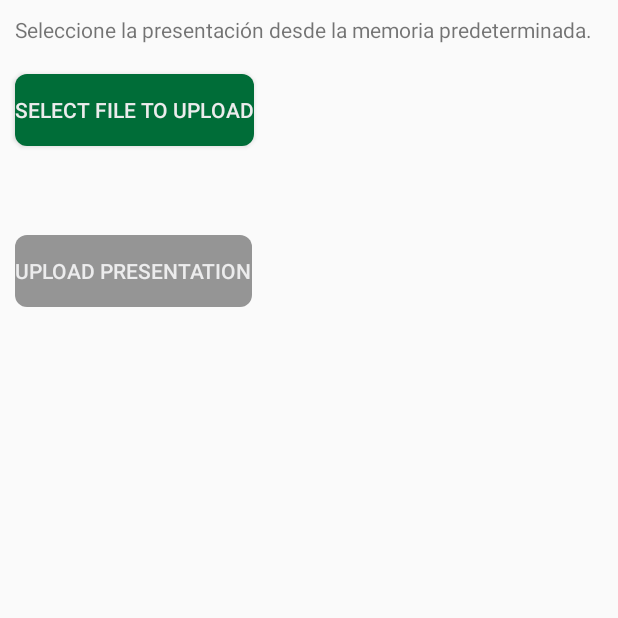
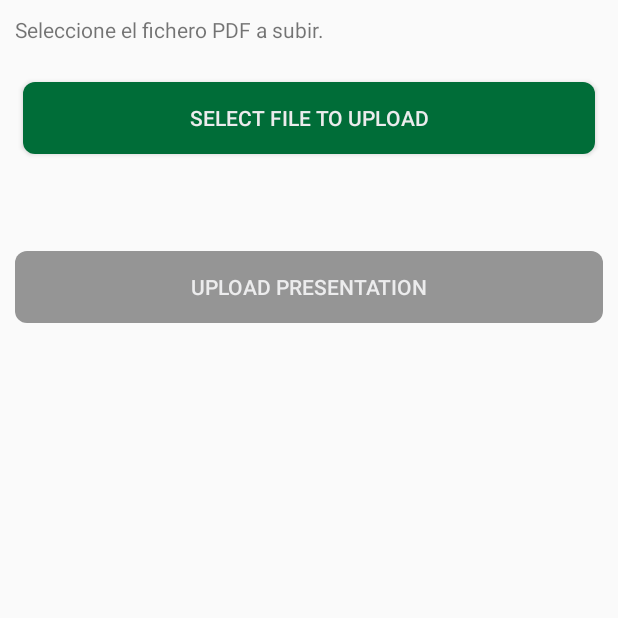
Before and after one commit to scg00046/VirtualPresentation_app, an Android app: the fragment UploadFileFragment shown on its own in the app's theme, after a tap on "SELECT FILE TO UPLOAD", on a phone screen of 412 x 824 dp, the top half of it. Run offline under Robolectric (Android 15) with nearby library versions, the phone set to English and light mode, and no system bars; libraries missing offline, so code that uses them is left out: net.gotev.uploadservice; network calls fail; Roboto replaces fonts that are not available here; 1 statement that could not run was skipped.

Commit message:
Actualización dependencia UploadService 3.5.2

```diff
--- a/app/build.gradle
+++ b/app/build.gradle
@@ -39,5 +39,5 @@ dependencies {
     implementation 'com.android.volley:volley:1.1.1'
     implementation 'com.google.android.gms:play-services-vision:15.0.2'
     implementation 'io.socket:socket.io-client:1.0.0'
-    implementation 'net.gotev:uploadservice:3.0'
+    implementation 'net.gotev:uploadservice:3.5.2'
 }
--- a/app/src/main/AndroidManifest.xml
+++ b/app/src/main/AndroidManifest.xml
@@ -6,6 +6,7 @@
     <uses-permission android:name="android.permission.ACCESS_NETWORK_STATE" />
     <uses-permission android:name="android.permission.CAMERA" />
     <uses-permission android:name="android.permission.READ_EXTERNAL_STORAGE" />
+    <uses-permission android:name="android.permission.FOREGROUND_SERVICE" />
 
     <application
         android:allowBackup="true"
--- a/app/src/main/java/es/ujaen/virtualpresentation/activities/ui/uploadfile/UploadFileFragment.java
+++ b/app/src/main/java/es/ujaen/virtualpresentation/activities/ui/uploadfile/UploadFileFragment.java
@@ -47,15 +47,10 @@ public class UploadFileFragment extends Fragment {
     private static int colorGrey;
 
     private Context context;
-    //private Activity activity;
 
     private static final int READ_REQUEST_CODE = 42;
 
-    private Uri presentacionUri;
-
-    /*public static UploadFileFragment newInstance() {
-        return new UploadFileFragment();
-    }*/
+    private String presentacionStr;
 
     @Override
     public View onCreateView(@NonNull LayoutInflater inflater, ViewGroup container,
@@ -81,7 +76,7 @@ public class UploadFileFragment extends Fragment {
         seleccionar.setOnClickListener(new View.OnClickListener() {
             @Override
             public void onClick(View v) {
-                presentacionUri = Uri.EMPTY;
+                presentacionStr = "";
                 nombreFichero.setText("");
                 activateSend(false);
                 if(permisos()) {
@@ -96,7 +91,8 @@ public class UploadFileFragment extends Fragment {
         enviar.setOnClickListener(new View.OnClickListener() {
             @Override
             public void onClick(View v) {
-                upload.subir(presentacionUri, nombreFichero.getText().toString());
+                Log.i("UPLOAD", "onClick: present"+presentacionStr+" nombre fichero: "+nombreFichero.getText().toString());
+                upload.subir(presentacionStr, nombreFichero.getText().toString());
             }
         });
 
@@ -119,15 +115,8 @@ public class UploadFileFragment extends Fragment {
                 String filename = getFileName(uri);
                 nombreFichero.setVisibility(View.VISIBLE);
                 nombreFichero.setText(filename);
-                if (uri.getAuthority().startsWith("com.android.externalstorage")) { //Ruta de directorios
-
-                    String[] path = uri.getPath().split(":");
-                    presentacionUri = Uri.parse(Environment.getExternalStorageDirectory().getPath() + File.separator + path[1]);
-                    Log.i("SelectFile", "Uri original: "+uri+"\nuri modificada: "+presentacionUri);
-                    activateSend(true);
-                } else if (uri.getAuthority().startsWith("com.android.providers")) { //Ruta de caché
-                    nombreFichero.setText("Seleccione el fichero desde el directorio, no desde caché");
-                }
+                presentacionStr = data.getData().toString();
+                activateSend(true);
             } else {
                 nombreFichero.setText("No se ha seleccionado ningun fichero válido");
             }
--- a/app/src/main/java/es/ujaen/virtualpresentation/connection/UploadFile.java
+++ b/app/src/main/java/es/ujaen/virtualpresentation/connection/UploadFile.java
@@ -1,8 +1,11 @@
 package es.ujaen.virtualpresentation.connection;
 
+import android.app.NotificationChannel;
+import android.app.NotificationManager;
 import android.content.Context;
 import android.content.res.Resources;
 import android.net.Uri;
+import android.os.Build;
 import android.util.Log;
 import android.widget.TextView;
 import android.widget.Toast;
@@ -11,11 +14,15 @@ import net.gotev.uploadservice.MultipartUploadRequest;
 import net.gotev.uploadservice.Placeholders;
 import net.gotev.uploadservice.ServerResponse;
 import net.gotev.uploadservice.UploadInfo;
+import net.gotev.uploadservice.UploadNotificationAction;
 import net.gotev.uploadservice.UploadNotificationConfig;
+import net.gotev.uploadservice.UploadService;
+import net.gotev.uploadservice.UploadServiceSingleBroadcastReceiver;
 import net.gotev.uploadservice.UploadStatusDelegate;
 
 import java.util.UUID;
 
+import es.ujaen.virtualpresentation.BuildConfig;
 import es.ujaen.virtualpresentation.R;
 import es.ujaen.virtualpresentation.data.Constant;
 import es.ujaen.virtualpresentation.data.User;
@@ -30,6 +37,8 @@ public class UploadFile {
     private User usuario;
     private TextView messageText;
 
+    private final String channelNotification =  "CanalNotificacion";
+
     /**
      * Constructor de la clase
      * @param context contexto de la aplicación
@@ -40,6 +49,22 @@ public class UploadFile {
         this.context = context;
         this.usuario = usuario;
         //this.messageText = messageText;
+        createNotificationChannel();
+
+        UploadService.NAMESPACE = BuildConfig.APPLICATION_ID;
+    }
+
+    private void createNotificationChannel() {
+        if (Build.VERSION.SDK_INT >= 26) {
+            NotificationChannel channel = new NotificationChannel(
+                    channelNotification,
+                    "Notificacion",
+                    NotificationManager.IMPORTANCE_LOW
+            );
+            NotificationManager manager = (NotificationManager) context.getSystemService(Context.NOTIFICATION_SERVICE);
+            manager.createNotificationChannel(channel);
+            Log.i("Upload", "createNotificationChannel: CREATED");
+        }
     }
 
     /**
@@ -47,38 +72,46 @@ public class UploadFile {
      * @param uriFile uri del fichero a subir
      * @param filename nombre del fichero
      */
-    public void subir(final Uri uriFile, final String filename){
+    public void subir(final String uriFile, final String filename){
+        Log.i("upload", "subir: uri "+uriFile.toString()+" filename "+filename);
         Resources res = context.getResources();
         UploadNotificationConfig upNotification = new UploadNotificationConfig();
-        upNotification.setTitle(res.getString(R.string.not_up_title)) //TODO revisar textos subida
-                .setCompletedMessage(res.getString(R.string.not_up_completed))
-                .setInProgressMessage(res.getString(R.string.not_up_progress)+ Placeholders.PROGRESS) //Subiendo ... 50%
-                .setErrorMessage(res.getString(R.string.not_up_error))
+        upNotification.setTitleForAllStatuses(res.getString(R.string.not_up_title))
+                .setNotificationChannelId(channelNotification)
                 .setRingToneEnabled(false);
+        //TODO revisar textos subida
+        upNotification.getCompleted().message = res.getString(R.string.not_up_completed)+": "+filename;
+        //upNotification.getCompleted().autoClear = true;
+        upNotification.getError().message = res.getString(R.string.not_up_error);
+        upNotification.getProgress().message = res.getString(R.string.not_up_progress)+ " (" +Placeholders.PROGRESS + ")";
+        upNotification.getCancelled().message = "Cancelado"; //TODO (implementar cancelar)
 
+        Log.i("upload", "subir: notificacion creada");
         try {
+
             final String uploadId = UUID.randomUUID().toString();
+            Log.i("upload", "subir: inicio try UUID"+uploadId);
             new MultipartUploadRequest(context, uploadId, Constant.getUrlUser(usuario.getNombreusuario()))
-                    .addFileToUpload(uriFile.getPath(), "presentacion", filename)
+                    .addFileToUpload(uriFile, "presentacion", filename)
                     .addParameter("id", String.valueOf(usuario.getId()))
                     .setNotificationConfig(upNotification)
-                    .setMethod("PUT")
+                    .setMethod("POST")
                     .setUtf8Charset()
-                    .setMaxRetries(1)
+                    .setMaxRetries(2)
                     .setDelegate(new UploadStatusDelegate() {
                         @Override
-                        public void onProgress(UploadInfo uploadInfo) {
+                        public void onProgress(Context context, UploadInfo uploadInfo) {
                             //messageText.setText(uploadInfo.getProgressPercent()+" % upload");
                         }
                         @Override
-                        public void onError(UploadInfo uploadInfo, Exception e) {
+                        public void onError(Context context, UploadInfo uploadInfo, ServerResponse serverResponse, Exception e) {
                             //messageText.setTextColor(Color.RED);
                             //messageText.setText("Error: "+e.getMessage());
                             Log.i("UploadFile", "Error de subida: "+uploadId+"\nExcepción: "+e.getLocalizedMessage()
                                     +"\nError Mensaje"+e.getMessage());
                         }
                         @Override
-                        public void onCompleted(UploadInfo uploadInfo, ServerResponse serverResponse) {
+                        public void onCompleted(Context context, UploadInfo uploadInfo, ServerResponse serverResponse) {
                             int codigoResp = serverResponse.getHttpCode();
                             String mensaje = "";
                             switch (codigoResp) {
@@ -105,13 +138,14 @@ public class UploadFile {
                             Log.i("UploadFile", "Subida Completada: "+uploadId + "Respuesta: "+ codigoResp);
                         }
                         @Override
-                        public void onCancelled(UploadInfo uploadInfo) {
+                        public void onCancelled(Context context, UploadInfo uploadInfo) {
                             //messageText.setTextColor(Color.RED);
                             //messageText.setText("Subida cancelada!");
                             Log.i("UploadFile", "Subida cancelada: "+uploadId);
                         }
                     })
                     .startUpload();
+            Log.i("upload", "subir: antes del catch");
         } catch (Exception exc) {
             Log.e("UploadFile", exc.getMessage()+" "+exc.getLocalizedMessage());
             /*messageText.setTextColor(Color.RED);
--- a/app/src/main/res/layout/fragment_upload.xml
+++ b/app/src/main/res/layout/fragment_upload.xml
@@ -12,13 +12,15 @@
         android:layout_width="match_parent"
         android:layout_height="wrap_content"
         android:layout_margin="10dp"
-        android:text="Seleccione la presentación desde la memoria predeterminada." />
+        android:text="Seleccione el fichero PDF a subir." />
 
     <Button
         android:id="@+id/up_selectfile"
-        android:layout_width="wrap_content"
+        android:layout_width="match_parent"
         android:layout_height="wrap_content"
-        android:layout_margin="10dp"
+        android:layout_margin="15dp"
+        android:layout_marginLeft="25dp"
+        android:layout_marginRight="25dp"
         android:background="@drawable/btn_bg"
         android:textColor="@color/colorPrimary"
         android:text="@string/upload_select" />
@@ -33,9 +35,11 @@
 
     <Button
         android:id="@+id/up_sendFile"
-        android:layout_width="wrap_content"
+        android:layout_width="match_parent"
         android:layout_height="wrap_content"
         android:layout_margin="10dp"
+        android:layout_marginLeft="25dp"
+        android:layout_marginRight="25dp"
         android:background="@drawable/btn_bg"
         android:text="@string/upload_send"
         android:textColor="@color/colorPrimary" />
```
